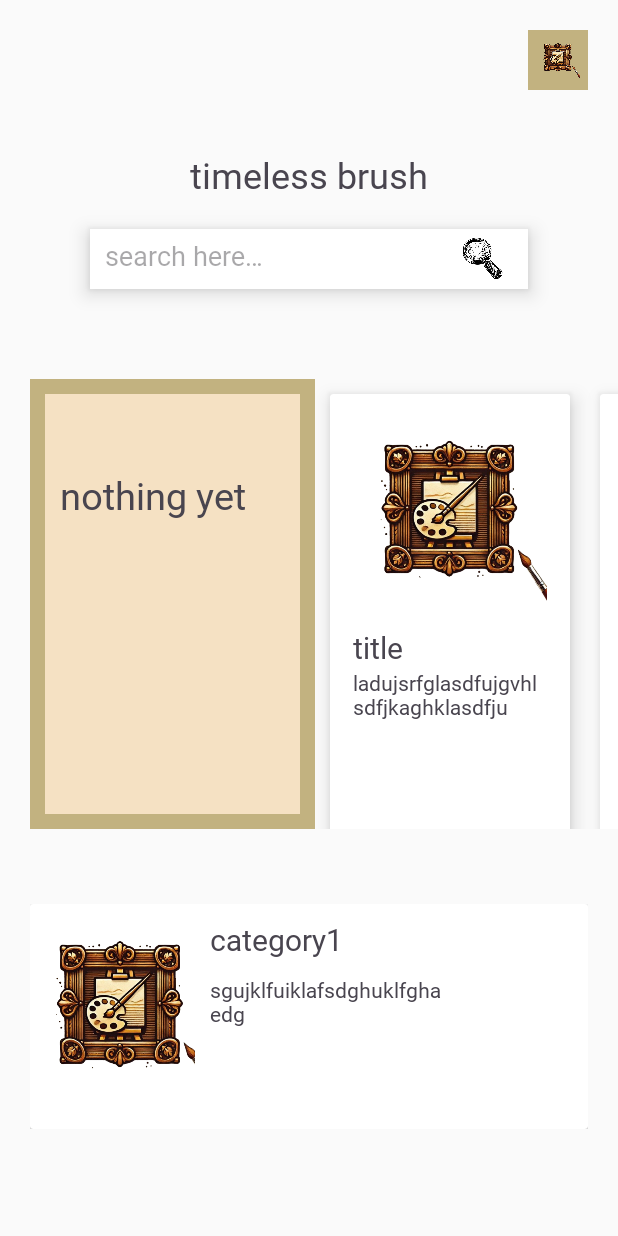
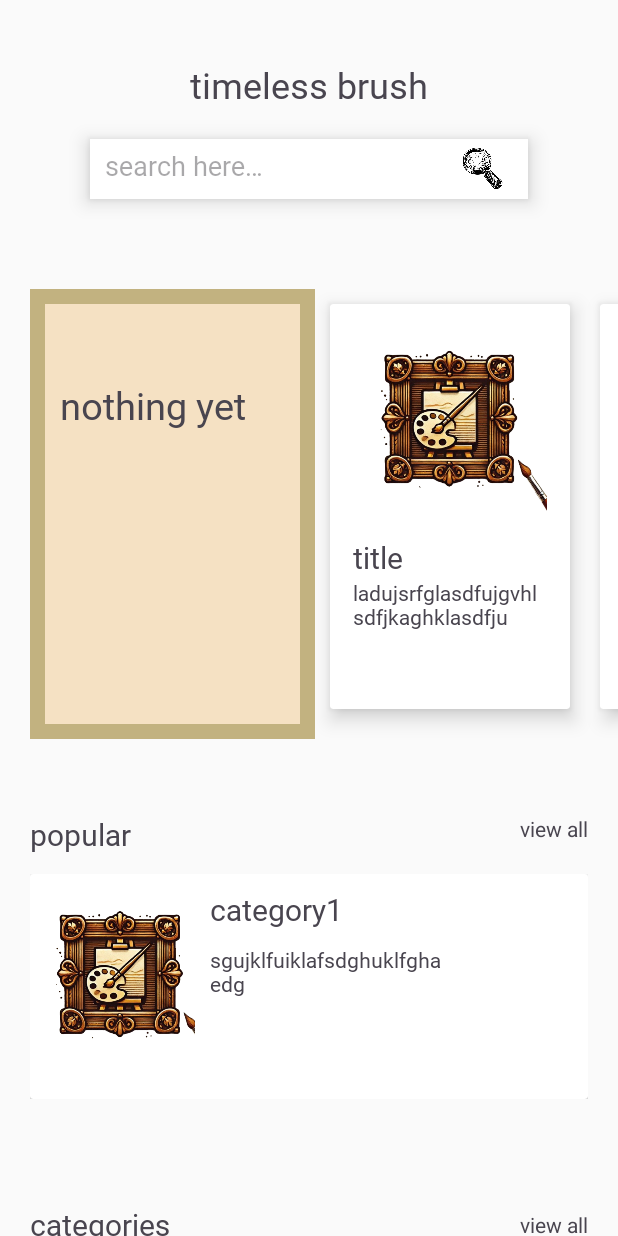
Before and after one commit to ioannisCC/classic-paintings-gallery-app, an Android app: the screen it shows after launch (Dashboard), on a phone screen of 412 x 824 dp. Run offline under Robolectric (Android 15) with nearby library versions, the phone set to English and light mode, and no system bars; Roboto replaces fonts that are not available here.

Commit message:
refinement of ui

```diff
--- a/app/src/main/res/layout/activity_dashboard.xml
+++ b/app/src/main/res/layout/activity_dashboard.xml
@@ -12,16 +12,8 @@
     <RelativeLayout
             android:layout_width="match_parent"
             android:layout_height="wrap_content"
-            android:padding="20dp">
-
-            <ImageView
-                android:layout_width="40dp"
-                android:layout_height="40dp"
-                android:src="@drawable/start"
-                android:layout_alignParentEnd="true"
-                android:layout_centerVertical="true"
-                android:padding="5dp"
-                android:background="@color/secondary"/>
+            android:padding="20dp"
+        tools:ignore="UselessLeaf">
 
         </RelativeLayout>
 
@@ -66,6 +58,7 @@
                     <EditText
                         android:layout_width="300dp"
                         android:layout_height="40dp"
+                        android:autofillHints="search here..."
                         android:background="@drawable/rounded_corners"
                         android:hint="@string/search_text"
                         android:fontFamily="@font/playfair_display"
@@ -77,9 +70,9 @@
                         android:layout_width="30dp"
                         android:layout_height="30dp"
                         android:src="@drawable/search_icon"
-                        android:layout_alignParentRight="true"
+                        android:layout_alignParentEnd="true"
                         android:layout_centerVertical="true"
-                        android:layout_marginRight="15dp"/>
+                        android:layout_marginEnd="15dp"/>
 
                 </RelativeLayout>
 
@@ -90,7 +83,7 @@
                 android:layout_width="match_parent"
                 android:layout_height="wrap_content"
                 android:layout_marginTop="20dp"
-                android:layout_marginLeft="20dp"
+                android:layout_marginStart="20dp"
                 android:background="@color/secondary">
 
                 <LinearLayout
@@ -106,9 +99,9 @@
                         android:layout_height="wrap_content"
                         android:text="nothing yet"
                         android:fontFamily="@font/playfair_display"
-                        android:textSize="25dp"
+                        android:textSize="25sp"
                         android:layout_marginTop="50dp"
-                        android:layout_marginLeft="10dp"/>
+                        android:layout_marginStart="10dp"/>
 
 
                 </LinearLayout>
@@ -117,7 +110,7 @@
                     android:id="@+id/features_recycler"
                     android:layout_width="match_parent"
                     android:layout_height="300dp"
-                    android:layout_toRightOf="@id/featured_background"
+                    android:layout_toEndOf="@id/featured_background"
                     android:background="@color/background" />
 
             </RelativeLayout>
@@ -131,7 +124,8 @@
 
                 <RelativeLayout
                     android:layout_width="match_parent"
-                    android:layout_height="wrap_content">
+                    android:layout_height="wrap_content"
+                    tools:ignore="UselessParent">
 
                     <TextView
                         android:layout_width="wrap_content"
@@ -146,13 +140,15 @@
                         android:layout_width="wrap_content"
                         android:layout_height="wrap_content"
                         android:text="view all"
-                        android:layout_alignParentRight="true"
+                        android:layout_alignParentTop="true"
+                        android:layout_alignParentEnd="true"
                         android:layout_centerVertical="true"/>
 
                     <LinearLayout
                         android:layout_width="match_parent"
                         android:layout_height="match_parent"
-                        android:orientation="vertical">
+                        android:orientation="vertical"
+                        android:layout_marginTop="40dp">
 
                         <include
                             layout="@layout/popular_card_design"/>
@@ -161,7 +157,7 @@
 
                 </RelativeLayout>
 
-<!-- put latest or most popular here -->
+<!-- put most popular here -->
 
 
             </LinearLayout>
@@ -189,7 +185,7 @@
                     <TextView
                         android:layout_width="wrap_content"
                         android:layout_height="wrap_content"
-                        android:layout_alignParentRight="true"
+                        android:layout_alignParentEnd="true"
                         android:layout_centerVertical="true"
                         android:text="view all" />
 
@@ -198,7 +194,7 @@
                 <androidx.recyclerview.widget.RecyclerView
                     android:id="@+id/categories_recycler"
                     android:layout_width="match_parent"
-                    android:layout_height="100dp" />
+                    android:layout_height="200dp" />
 
             </LinearLayout>
 
--- a/app/src/main/res/layout/featured_card_design.xml
+++ b/app/src/main/res/layout/featured_card_design.xml
@@ -1,7 +1,7 @@
 <?xml version="1.0" encoding="utf-8"?>
 <androidx.cardview.widget.CardView xmlns:android="http://schemas.android.com/apk/res/android"
     android:layout_width="160dp"
-    android:layout_height="300dp"
+    android:layout_height="270dp"
     xmlns:app="http://schemas.android.com/apk/res-auto"
     app:cardCornerRadius="2dp"
     app:cardElevation="8dp"
```
